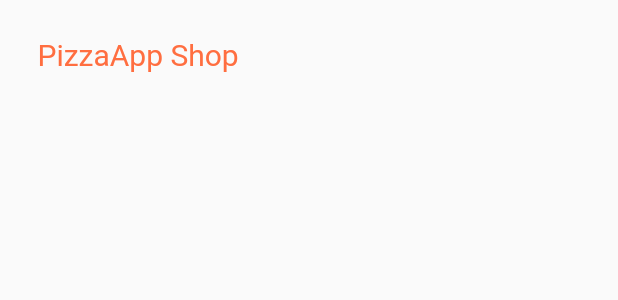
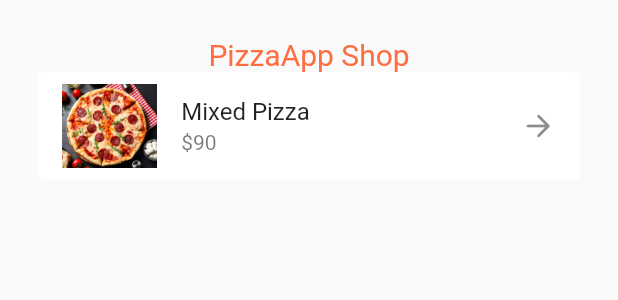
Before and after one commit to itsdemiremre/F11-Bootcamp-PizzaApp, a Flutter app: the ShopPage widget shown alone on an empty page, opened directly, on a phone screen of 412 x 824 dp. Shown: the top 300 px of the screen. Run offline on Flutter 3.47's test engine with Material 2 defaults, Android fonts, the phone set to English and light mode, and no system bars; our stand-ins replace firebase_auth, firebase_core, google_nav_bar, smooth_page_indicator; accounts and stored records are empty; network calls fail.

Commit message:
custom ListTile widget created. Order page added, Provider state management package chosen and implementing.

```diff
--- /dev/null
+++ b/lib/components/pizza_tile.dart
@@ -0,0 +1,28 @@
+import 'package:flutter/material.dart';
+import 'package:pizza_app/models/pizza.dart';
+
+class PizzaTile extends StatelessWidget {
+  final Pizza pizza;
+  void Function()? onTap;
+
+   PizzaTile({super.key, required this.pizza, required this.onTap,
+  });
+
+  @override
+  Widget build(BuildContext context) {
+    return GestureDetector(
+      onTap: onTap,
+      child: Container(
+        decoration: BoxDecoration(color: Colors.white,
+        borderRadius: BorderRadius.circular(4)
+        ),
+        child: ListTile(
+          title: Text(pizza.name),
+          subtitle: Text(pizza.price),
+          leading: Image.asset(pizza.image),
+          trailing: Icon(Icons.arrow_forward_rounded),
+        ),
+      ),
+    );
+  }
+}
--- a/lib/models/shop.dart
+++ b/lib/models/shop.dart
@@ -1,6 +1,7 @@
+import 'package:flutter/material.dart';
 import 'pizza.dart';
 
-class PizzaApp {
+class PizzaApp extends ChangeNotifier{
   // list of pizzas for sale
   final List<Pizza> _shop = [
     // mixed pizza
@@ -23,10 +24,12 @@ class PizzaApp {
   // add pizza to cart
   void addToCart(Pizza pizza) {
     _userCart.add(pizza);
+    notifyListeners();
   }
 
   // remove drink from cart
   void removeFromCart(Pizza pizza) {
     _userCart.remove(pizza);
+        notifyListeners();
   }
 }
--- /dev/null
+++ b/lib/pages/order_page.dart
@@ -0,0 +1,34 @@
+import 'package:flutter/material.dart';
+import 'package:pizza_app/models/pizza.dart';
+
+class OrderPage extends StatefulWidget {
+  final Pizza pizza;
+  const OrderPage({super.key, required this.pizza});
+
+  @override
+  State<OrderPage> createState() => _OrderPageState();
+}
+
+class _OrderPageState extends State<OrderPage> {
+  @override
+  Widget build(BuildContext context) {
+    return Scaffold(
+      appBar: AppBar(
+        title: Text(widget.pizza.name),
+      ),
+      backgroundColor: Color.fromARGB(255, 87, 98, 133),
+      body: Column(
+        children:[
+        //pizza image
+        Image.asset(widget.pizza.image),
+        //slider to costumize Pizza igredients
+
+
+        //add to cart button
+
+        ],
+
+      ),
+    );
+  }
+}
--- a/lib/pages/shop_page.dart
+++ b/lib/pages/shop_page.dart
@@ -1,4 +1,9 @@
 import 'package:flutter/material.dart';
+import 'package:pizza_app/components/pizza_tile.dart';
+import 'package:pizza_app/models/pizza.dart';
+import 'package:pizza_app/pages/order_page.dart';
+import 'package:provider/provider.dart';
+import '../models/shop.dart';
 
 class ShopPage extends StatefulWidget {
   const ShopPage({super.key});
@@ -8,11 +13,18 @@ class ShopPage extends StatefulWidget {
 }
 
 class _ShopPageState extends State<ShopPage> {
+  //go to order page
+  void goToOrderPage(Pizza pizza) {
+    //navigate to order page
+    Navigator.push(context, MaterialPageRoute(builder: (context) => OrderPage(pizza: pizza),
+    ));
+  }
+
   @override
   Widget build(BuildContext context) {
-    return SafeArea(
+    return Consumer<PizzaApp>(builder: (context, value, child) =>  SafeArea(
         child: Padding(
-        padding: const EdgeInsets.all(25.0),
+          padding: EdgeInsets.all(25.0),
           child: Column(
             children: [
               // heading
@@ -22,7 +34,20 @@ class _ShopPageState extends State<ShopPage> {
               ),
 
               // list of pizzas for sale
+              Expanded(
+                child: ListView.builder(
+                  itemCount: value.shop.length,
+                  itemBuilder: (context, index) {
+                    //get individual pizza from shop
+                    Pizza individualPizza = value.shop[index];
+                    //return that pizza as a nice tile
+                    return PizzaTile(pizza: individualPizza,onTap:() => goToOrderPage(individualPizza),
+                    );
+                  },
+              ),
+              )
             ],
+          ),
         ),
       ),
     );
--- a/pubspec.yaml
+++ b/pubspec.yaml
@@ -36,7 +36,7 @@ dependencies:
   # Use with the CupertinoIcons class for iOS style icons.
   cupertino_icons: ^1.0.2
   google_nav_bar: ^5.0.6
-  provider:
+  provider: ^6.0.5
   firebase_core: ^2.14.0
   firebase_auth: ^4.6.3
   smooth_page_indicator: ^1.1.0
```
Also changed, not shown: lib/main.dart (+9 -4 lines). Lines whose indentation alone changed are shown as unchanged.
